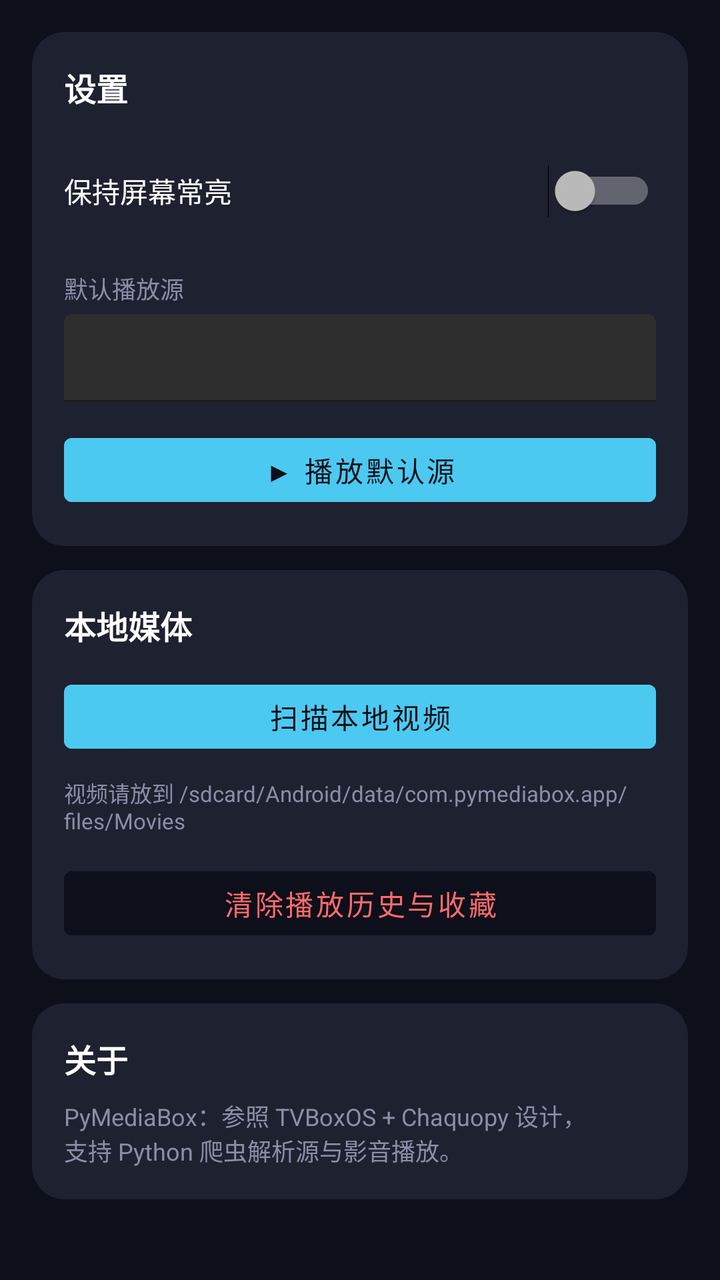
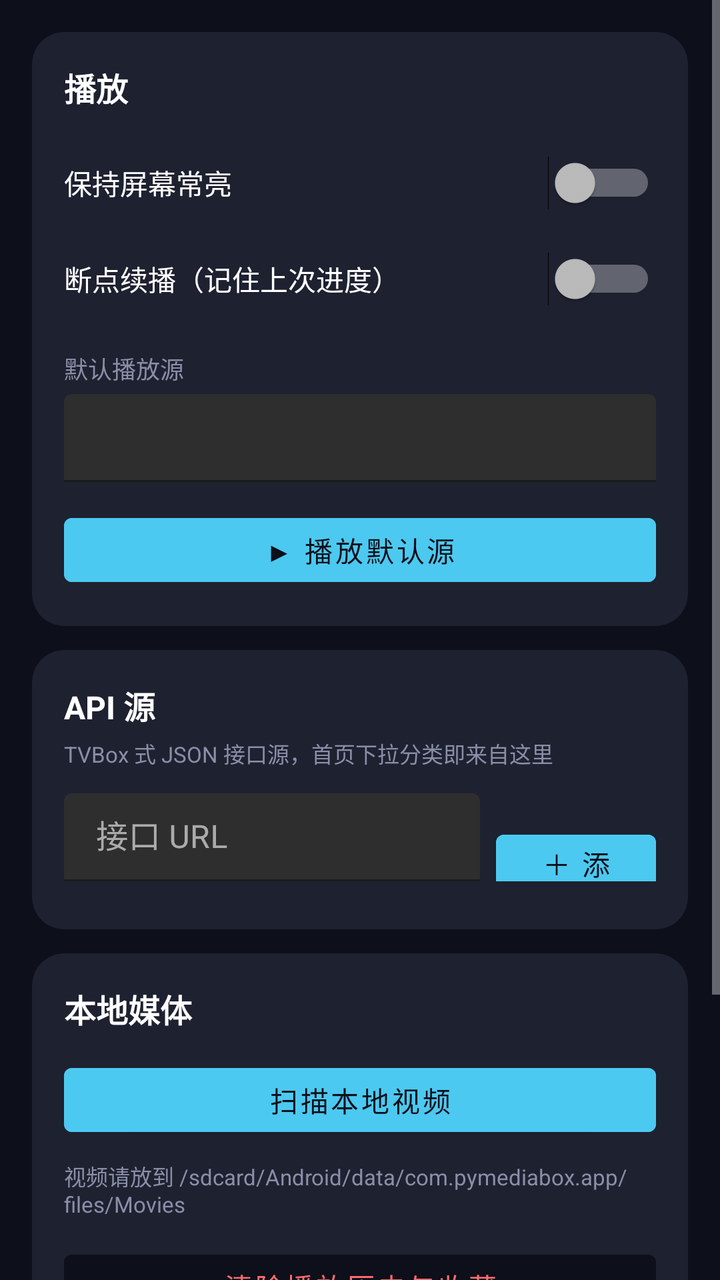

An Android layout rendered at two revisions. The XML below is the earlier revision; the diff shows what the commit changed to produce the second picture.
<!-- AndroidManifest.xml: application theme Theme.PymediaBox -->
<!-- res/layout/fragment_settings.xml -->
<?xml version="1.0" encoding="utf-8"?>
<ScrollView xmlns:android="http://schemas.android.com/apk/res/android"
    xmlns:app="http://schemas.android.com/apk/res-auto"
    android:layout_width="match_parent"
    android:layout_height="match_parent">

    <LinearLayout
        android:layout_width="match_parent"
        android:layout_height="wrap_content"
        android:orientation="vertical"
        android:padding="16dp">

        <com.google.android.material.card.MaterialCardView
            android:layout_width="match_parent"
            android:layout_height="wrap_content"
            app:cardBackgroundColor="@color/card_bg"
            app:cardCornerRadius="16dp"
            app:cardElevation="0dp">

            <LinearLayout
                android:layout_width="match_parent"
                android:layout_height="wrap_content"
                android:orientation="vertical"
                android:padding="16dp">

                <TextView
                    android:layout_width="match_parent"
                    android:layout_height="wrap_content"
                    android:text="设置"
                    android:textColor="@color/white"
                    android:textSize="16sp"
                    android:textStyle="bold" />

                <Switch
                    android:id="@+id/switch_keep_screen"
                    android:layout_width="match_parent"
                    android:layout_height="48dp"
                    android:layout_marginTop="16dp"
                    android:paddingStart="0dp"
                    android:text="@string/lbl_keep_screen"
                    android:textColor="@color/white" />

                <TextView
                    android:layout_width="match_parent"
                    android:layout_height="wrap_content"
                    android:layout_marginTop="16dp"
                    android:text="默认播放源"
                    android:textColor="@color/text_secondary"
                    android:textSize="12sp" />

                <com.google.android.material.textfield.TextInputLayout
                    android:layout_width="match_parent"
                    android:layout_height="wrap_content"
                    android:layout_marginTop="4dp"
                    app:boxStrokeColor="@color/accent">

                    <com.google.android.material.textfield.TextInputEditText
                        android:id="@+id/et_default_url"
                        android:layout_width="match_parent"
                        android:layout_height="44dp"
                        android:textColor="@color/white"
                        android:textColorHint="@color/text_secondary" />
                </com.google.android.material.textfield.TextInputLayout>

                <com.google.android.material.button.MaterialButton
                    android:id="@+id/btn_play_default"
                    android:layout_width="match_parent"
                    android:layout_height="44dp"
                    android:layout_marginTop="12dp"
                    android:text="▶ 播放默认源"
                    android:backgroundTint="@color/accent"
                    android:textColor="@color/black" />
            </LinearLayout>
        </com.google.android.material.card.MaterialCardView>

        <com.google.android.material.card.MaterialCardView
            android:layout_width="match_parent"
            android:layout_height="wrap_content"
            android:layout_marginTop="12dp"
            app:cardBackgroundColor="@color/card_bg"
            app:cardCornerRadius="16dp"
            app:cardElevation="0dp">

            <LinearLayout
                android:layout_width="match_parent"
                android:layout_height="wrap_content"
                android:orientation="vertical"
                android:padding="16dp">

                <TextView
                    android:layout_width="match_parent"
                    android:layout_height="wrap_content"
                    android:text="本地媒体"
                    android:textColor="@color/white"
                    android:textSize="16sp"
                    android:textStyle="bold" />

                <com.google.android.material.button.MaterialButton
                    android:id="@+id/btn_scan_local"
                    android:layout_width="match_parent"
                    android:layout_height="44dp"
                    android:layout_marginTop="12dp"
                    android:text="扫描本地视频"
                    android:backgroundTint="@color/accent"
                    android:textColor="@color/black" />

                <TextView
                    android:layout_width="match_parent"
                    android:layout_height="wrap_content"
                    android:layout_marginTop="8dp"
                    android:text="视频请放到 /sdcard/Android/data/com.pymediabox.app/files/Movies"
                    android:textColor="@color/text_secondary"
                    android:textSize="11sp" />
                <com.google.android.material.button.MaterialButton
                    android:id="@+id/btn_clear_history"
                    android:layout_width="match_parent"
                    android:layout_height="44dp"
                    android:layout_marginTop="12dp"
                    android:text="清除播放历史与收藏"
                    android:backgroundTint="@color/black"
                    android:textColor="#FF6B6B" />
            </LinearLayout>
        </com.google.android.material.card.MaterialCardView>

        <com.google.android.material.card.MaterialCardView
            android:layout_width="match_parent"
            android:layout_height="wrap_content"
            android:layout_marginTop="12dp"
            android:layout_marginBottom="16dp"
            app:cardBackgroundColor="@color/card_bg"
            app:cardCornerRadius="16dp"
            app:cardElevation="0dp">

            <LinearLayout
                android:layout_width="match_parent"
                android:layout_height="wrap_content"
                android:orientation="vertical"
                android:padding="16dp">

                <TextView
                    android:layout_width="match_parent"
                    android:layout_height="wrap_content"
                    android:text="@string/lbl_about"
                    android:textColor="@color/white"
                    android:textSize="16sp"
                    android:textStyle="bold" />

                <TextView
                    android:layout_width="match_parent"
                    android:layout_height="wrap_content"
                    android:layout_marginTop="8dp"
                    android:text="@string/about_body"
                    android:textColor="@color/text_secondary"
                    android:textSize="12sp" />
            </LinearLayout>
        </com.google.android.material.card.MaterialCardView>
    </LinearLayout>
</ScrollView>
<!-- resources referenced by this layout -->
<resources>
  <color name="accent">#FF4CC9F0</color>
  <color name="black">#FF0D0F1A</color>
  <color name="card_bg">#FF1E2130</color>
  <color name="text_secondary">#FF8A8FA8</color>
  <color name="white">#FFFFFFFF</color>
  <string name="about_body">PyMediaBox：参照 TVBoxOS + Chaquopy 设计，\n支持 Python 爬虫解析源与影音播放。</string>
  <string name="lbl_about">关于</string>
  <string name="lbl_keep_screen">保持屏幕常亮</string>
  <style name="Theme.PymediaBox" parent="Theme.MaterialComponents.NoActionBar">
          <item name="colorPrimary">@color/primary</item>
          <item name="colorSecondary">@color/accent</item>
          <item name="colorAccent">@color/accent</item>
          <item name="android:windowBackground">@color/black</item>
          <item name="android:statusBarColor">@color/black</item>
          <item name="android:navigationBarColor">@color/black</item>
      </style>
  <color name="primary">#FF1A1A2E</color>
</resources>

<!-- the commit's change to res/layout/fragment_settings.xml (unified diff, before → after) -->
@@ -2,7 +2,8 @@
 <ScrollView xmlns:android="http://schemas.android.com/apk/res/android"
     xmlns:app="http://schemas.android.com/apk/res-auto"
     android:layout_width="match_parent"
-    android:layout_height="match_parent">
+    android:layout_height="match_parent"
+    android:fillViewport="true">
 
     <LinearLayout
         android:layout_width="match_parent"
@@ -10,23 +11,24 @@
         android:orientation="vertical"
         android:padding="16dp">
 
-        <com.google.android.material.card.MaterialCardView
-            android:layout_width="match_parent"
-            android:layout_height="wrap_content"
-            app:cardBackgroundColor="@color/card_bg"
-            app:cardCornerRadius="16dp"
-            app:cardElevation="0dp">
-
-            <LinearLayout
-                android:layout_width="match_parent"
-                android:layout_height="wrap_content"
-                android:orientation="vertical"
-                android:padding="16dp">
-
-                <TextView
-                    android:layout_width="match_parent"
-                    android:layout_height="wrap_content"
-                    android:text="设置"
+        
+        <com.google.android.material.card.MaterialCardView
+            android:layout_width="match_parent"
+            android:layout_height="wrap_content"
+            app:cardBackgroundColor="@color/card_bg"
+            app:cardCornerRadius="16dp"
+            app:cardElevation="0dp">
+
+            <LinearLayout
+                android:layout_width="match_parent"
+                android:layout_height="wrap_content"
+                android:orientation="vertical"
+                android:padding="16dp">
+
+                <TextView
+                    android:layout_width="match_parent"
+                    android:layout_height="wrap_content"
+                    android:text="播放"
                     android:textColor="@color/white"
                     android:textSize="16sp"
                     android:textStyle="bold" />
@@ -35,15 +37,22 @@
                     android:id="@+id/switch_keep_screen"
                     android:layout_width="match_parent"
                     android:layout_height="48dp"
-                    android:layout_marginTop="16dp"
+                    android:layout_marginTop="12dp"
                     android:paddingStart="0dp"
-                    android:text="@string/lbl_keep_screen"
+                    android:text="保持屏幕常亮"
                     android:textColor="@color/white" />
 
-                <TextView
-                    android:layout_width="match_parent"
-                    android:layout_height="wrap_content"
-                    android:layout_marginTop="16dp"
+                <Switch
+                    android:id="@+id/switch_resume"
+                    android:layout_width="match_parent"
+                    android:layout_height="48dp"
+                    android:text="断点续播（记住上次进度）"
+                    android:textColor="@color/white" />
+
+                <TextView
+                    android:layout_width="match_parent"
+                    android:layout_height="wrap_content"
+                    android:layout_marginTop="12dp"
                     android:text="默认播放源"
                     android:textColor="@color/text_secondary"
                     android:textSize="12sp" />
@@ -58,6 +67,8 @@
                         android:id="@+id/et_default_url"
                         android:layout_width="match_parent"
                         android:layout_height="44dp"
+                        android:inputType="textUri"
+                        android:singleLine="true"
                         android:textColor="@color/white"
                         android:textColorHint="@color/text_secondary" />
                 </com.google.android.material.textfield.TextInputLayout>
@@ -73,6 +84,79 @@
             </LinearLayout>
         </com.google.android.material.card.MaterialCardView>
 
+        
+        <com.google.android.material.card.MaterialCardView
+            android:layout_width="match_parent"
+            android:layout_height="wrap_content"
+            android:layout_marginTop="12dp"
+            app:cardBackgroundColor="@color/card_bg"
+            app:cardCornerRadius="16dp"
+            app:cardElevation="0dp">
+
+            <LinearLayout
+                android:layout_width="match_parent"
+                android:layout_height="wrap_content"
+                android:orientation="vertical"
+                android:padding="16dp">
+
+                <TextView
+                    android:layout_width="match_parent"
+                    android:layout_height="wrap_content"
+                    android:text="API 源"
+                    android:textColor="@color/white"
+                    android:textSize="16sp"
+                    android:textStyle="bold" />
+
+                <TextView
+                    android:layout_width="match_parent"
+                    android:layout_height="wrap_content"
+                    android:layout_marginTop="4dp"
+                    android:text="TVBox 式 JSON 接口源，首页下拉分类即来自这里"
+                    android:textColor="@color/text_secondary"
+                    android:textSize="11sp" />
+
+                <LinearLayout
+                    android:layout_width="match_parent"
+                    android:layout_height="wrap_content"
+                    android:layout_marginTop="12dp"
+                    android:orientation="horizontal">
+
+                    <com.google.android.material.textfield.TextInputLayout
+                        android:layout_width="0dp"
+                        android:layout_height="44dp"
+                        android:layout_weight="1"
+                        android:hint="接口 URL"
+                        app:boxStrokeColor="@color/accent">
+
+                        <com.google.android.material.textfield.TextInputEditText
+                            android:id="@+id/et_new_source_url"
+                            android:layout_width="match_parent"
+                            android:layout_height="44dp"
+                            android:inputType="textUri"
+                            android:singleLine="true"
+                            android:textColor="@color/white"
+                            android:textColorHint="@color/text_secondary" />
+                    </com.google.android.material.textfield.TextInputLayout>
+
+                    <com.google.android.material.button.MaterialButton
+                        android:id="@+id/btn_add_source"
+                        android:layout_width="80dp"
+                        android:layout_height="44dp"
+                        android:layout_marginStart="8dp"
+                        android:text="＋ 添加"
+                        android:backgroundTint="@color/accent"
+                        android:textColor="@color/black" />
+                </LinearLayout>
+
+                <androidx.recyclerview.widget.RecyclerView
+                    android:id="@+id/recycler_sources"
+                    android:layout_width="match_parent"
+                    android:layout_height="wrap_content"
+                    android:layout_marginTop="8dp" />
+            </LinearLayout>
+        </com.google.android.material.card.MaterialCardView>
+
+        
         <com.google.android.material.card.MaterialCardView
             android:layout_width="match_parent"
             android:layout_height="wrap_content"
@@ -111,6 +195,7 @@
                     android:text="视频请放到 /sdcard/Android/data/com.pymediabox.app/files/Movies"
                     android:textColor="@color/text_secondary"
                     android:textSize="11sp" />
+
                 <com.google.android.material.button.MaterialButton
                     android:id="@+id/btn_clear_history"
                     android:layout_width="match_parent"
@@ -122,6 +207,7 @@
             </LinearLayout>
         </com.google.android.material.card.MaterialCardView>
 
+        
         <com.google.android.material.card.MaterialCardView
             android:layout_width="match_parent"
             android:layout_height="wrap_content"
<!-- resource entries referenced after the edit -->
@@ -7,7 +7,6 @@
   <color name="white">#FFFFFFFF</color>
   <string name="about_body">PyMediaBox：参照 TVBoxOS + Chaquopy 设计，\n支持 Python 爬虫解析源与影音播放。</string>
   <string name="lbl_about">关于</string>
-  <string name="lbl_keep_screen">保持屏幕常亮</string>
   <style name="Theme.PymediaBox" parent="Theme.MaterialComponents.NoActionBar">
           <item name="colorPrimary">@color/primary</item>
           <item name="colorSecondary">@color/accent</item>
